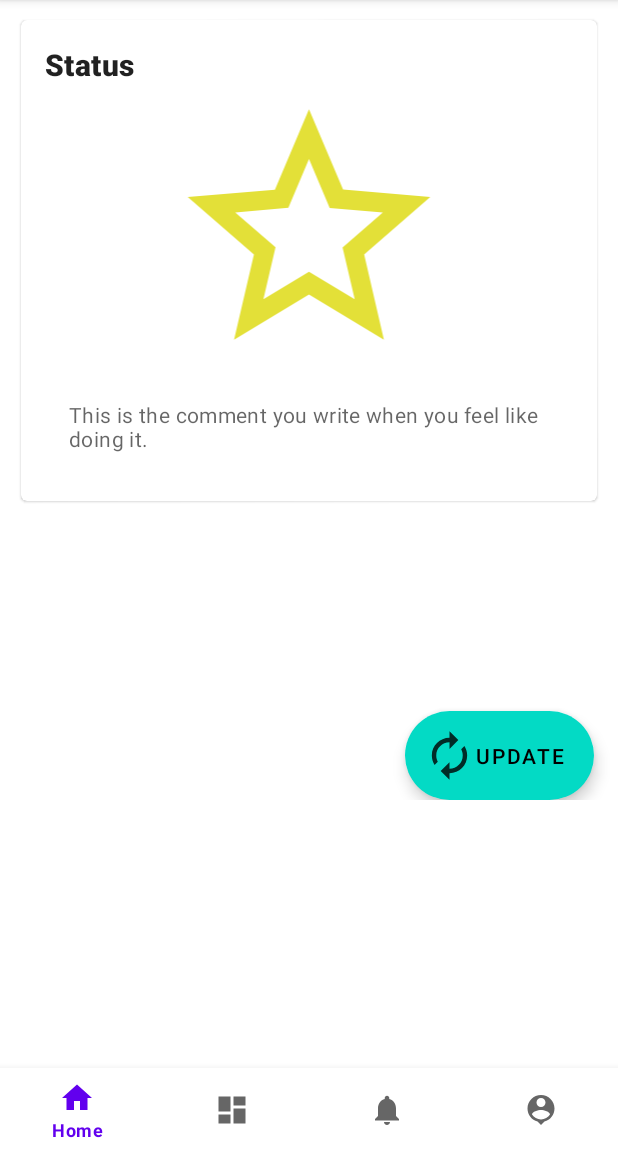
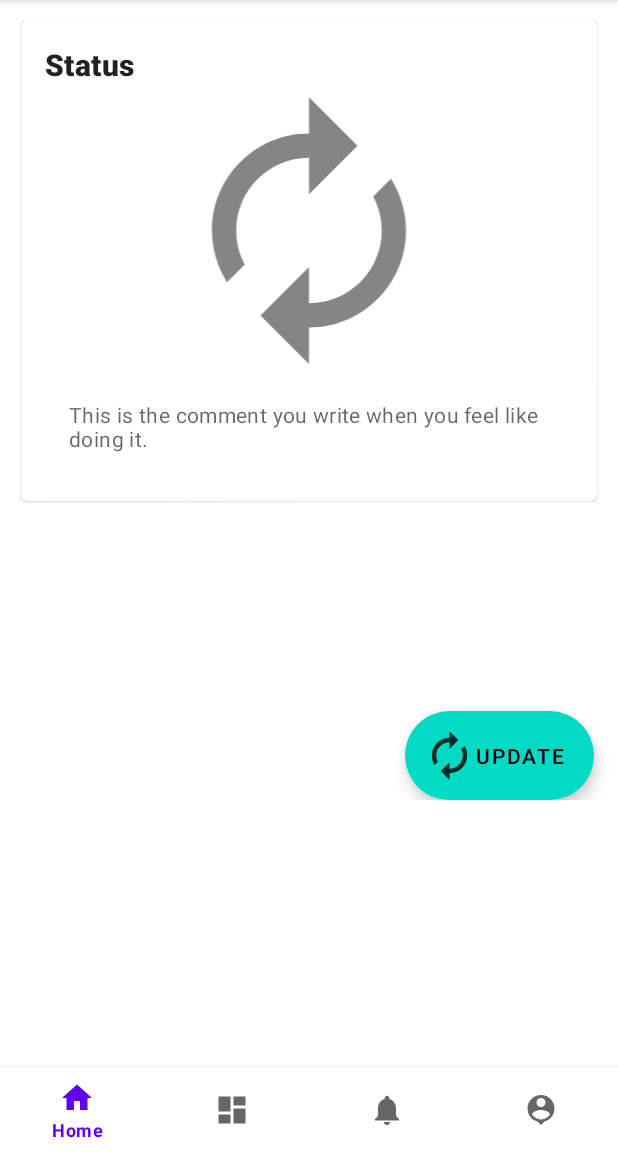
Before and after one commit to watarutower/LifelogApp, an Android app: the screen it shows after launch (MainActivity), on a phone screen of 412 x 824 dp, the part 84-1236 px from its top. Run offline under Robolectric (Android 15) with nearby library versions, the phone set to English and light mode, and no system bars; our stand-ins replace Room's generated code, data binding, navigation-ui.

Commit message:
とりあえず、DAOからデータを受け取れていることは確認できる状態

```diff
--- a/app/build.gradle
+++ b/app/build.gradle
@@ -23,7 +23,7 @@ apply plugin: 'androidx.navigation.safeargs'
 android {
     compileSdkVersion 30
     defaultConfig {
-        applicationId "com.example.android.trackmysleepqualityrecyclerview"
+        applicationId "com.example.lifelogapp"
         minSdkVersion 26
         targetSdkVersion 30
         versionCode 1
--- a/app/src/main/java/com/example/lifelogapp/database/LifelogDao.kt
+++ b/app/src/main/java/com/example/lifelogapp/database/LifelogDao.kt
@@ -24,7 +24,7 @@ interface LifelogDao {
 
 
     @Query("SELECT * FROM each_status_table ORDER BY statusId DESC LIMIT 1")
-    fun getOneStatus(): LiveData<Lifelog>
+    suspend fun getOneStatus(): Lifelog?
 //    MutableLiveData<Lifelog?>
 
     /** まだ不明
--- a/app/src/main/java/com/example/lifelogapp/database/LifelogDatabase.kt
+++ b/app/src/main/java/com/example/lifelogapp/database/LifelogDatabase.kt
@@ -5,7 +5,7 @@ import androidx.room.Database
 import androidx.room.Room
 import androidx.room.RoomDatabase
 
-@Database(entities = [Lifelog::class], version = 7, exportSchema = false)
+@Database(entities = [Lifelog::class], version = 1, exportSchema = false)
 abstract class LifelogDatabase : RoomDatabase() {
 
     abstract val lifeLogDao: LifelogDao
@@ -22,7 +22,7 @@ abstract class LifelogDatabase : RoomDatabase() {
                     instance = Room.databaseBuilder(
                         context.applicationContext,
                         LifelogDatabase::class.java,
-                        "lifelog_database"
+                        "lifelog_history_database"
                     )
                         .fallbackToDestructiveMigration()
                         .build()
--- a/app/src/main/java/com/example/lifelogapp/ui/home/HomeViewModel.kt
+++ b/app/src/main/java/com/example/lifelogapp/ui/home/HomeViewModel.kt
@@ -9,11 +9,12 @@ import com.example.lifelogapp.database.Lifelog
 import com.example.lifelogapp.database.LifelogDao
 import com.example.lifelogapp.formatDaylogs
 import kotlinx.coroutines.launch
+import kotlin.properties.Delegates
 
 
 class HomeViewModel (
-        dataSource: LifelogDao,
-        application: Application) : ViewModel() {
+    dataSource: LifelogDao,
+    application: Application) : ViewModel() {
 
     val database = dataSource
 
@@ -24,27 +25,42 @@ class HomeViewModel (
 //
 //    val aDaylog = daylogList[0]
 
+//val aStatus: LiveData<Lifelog?>
+//    get() = _aStatus
+
+    val _aStatus = MutableLiveData<Lifelog?>()
+
+    init {
+        initializeAStatus()
+    }
+
+    private fun initializeAStatus() {
+        viewModelScope.launch {
+            var theStatus = database.getOneStatus()
+            _aStatus.value = theStatus
+        }
+    }
 
 
-    var imageUrl = R.drawable.ic_baseline_star_border_24
 
-// init {
-//        qualityToImage(aDaylog?.oneCondition)
-//    }
+     var i: Int = qualityToImage(_aStatus.value?.oneCondition)
 
-    private fun qualityToImage(quality: Int?) {
+    var imageUrl:Int = i
+//    var imageUrl: Int by Delegates.notNull()
+
+    fun qualityToImage(quality: Int?): Int {
 
         when (quality) {
+            in 0..10 -> return  R.drawable.ic_sentiment_very_dissatisfied_24px
 
-            in 0..10 -> imageUrl = R.drawable.ic_sentiment_very_dissatisfied_24px
 
-            in 11..34 -> imageUrl = R.drawable.ic_sentiment_dissatisfied_black_18dp
-            in 35..69 -> imageUrl = R.drawable.ic_sentiment_neutral_24px
+            in 11..34 -> return  R.drawable.ic_sentiment_dissatisfied_black_18dp
+            in 35..69 -> return  R.drawable.ic_sentiment_neutral_24px
 
-            in 70..85 -> imageUrl = R.drawable.ic_sentiment_satisfied_24px
+            in 70..85 -> return R.drawable.ic_sentiment_satisfied_24px
 
-            in 86..100 -> imageUrl = R.drawable.ic_sentiment_very_satisfied_24px
-            else -> imageUrl
+            in 86..100 -> return  R.drawable.ic_sentiment_very_satisfied_24px
+            else -> return R.drawable.ic_baseline_autorenew_24
         }
     }
 
```
Also changed, not shown: app/src/main/java/com/example/lifelogapp/Util.kt (+15 -0 lines), app/src/main/java/com/example/lifelogapp/ui/home/HomeFragment.kt (+9 -0 lines).
